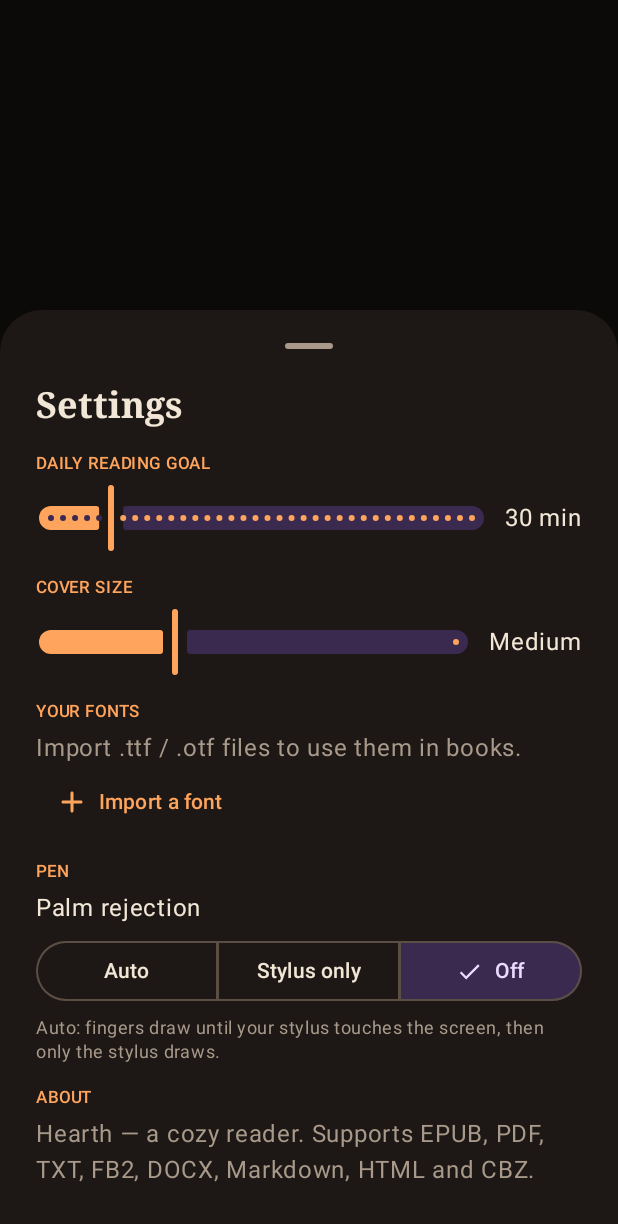
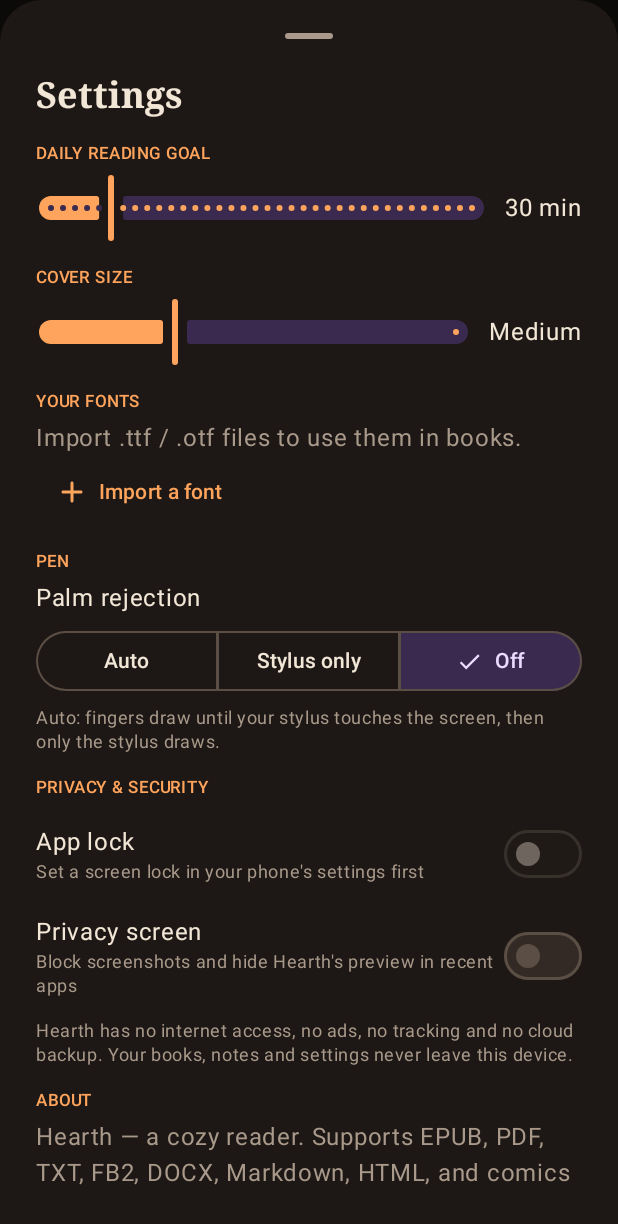
Before and after one commit to Epochiya/Hearth, an Android app built with Jetpack Compose: the composable AppSettingsSheet shown on its own in the app's theme, after a tap on "Off", on a phone screen of 412 x 824 dp. Shown: the top 1224 px of the screen. Run offline under Robolectric (Android 15) with nearby library versions, the phone set to English and light mode, and no system bars; network calls fail; 2 other taps on this screen came first.

Commit message:
Privacy lockdown, app lock, privacy screen; comic page order + HEIC/AVIF
- No cloud backup or device-to-device transfer of any app data
- WebView metrics and Safe Browsing lookups off (app has no internet permission)
- Optional app lock (fingerprint / face / PIN via the system prompt)
- Optional privacy screen (FLAG_SECURE: no screenshots, hidden in recents)
- Comics: switch page order between smart A-Z and date modified; keep zip dates
- Comics: accept HEIC/HEIF/AVIF pages

Co-Authored-By: Claude Opus 5.5 <noreply@anthropic.com>
Claude-Session: https://claude.ai/code/session_013WKvUS5hFqrJeUusZ9VD7Y

```diff
--- a/app/src/main/java/com/clockedbit/hearth/data/Models.kt
+++ b/app/src/main/java/com/clockedbit/hearth/data/Models.kt
@@ -37,13 +37,14 @@ data class Book(
     val readingMs: Long = 0L,
     val zoom: Float = 1f,
     val zoomLock: Boolean = false,
+    val pageSort: Int = 0,       // comics: 0 = name (smart A–Z), 1 = date modified
 ) {
     fun toJson(): JSONObject = JSONObject().apply {
         put("id", id); put("title", title); put("author", author); put("format", format.name)
         put("cover", cover ?: ""); put("addedAt", addedAt); put("lastOpened", lastOpened)
         put("progress", progress.toDouble()); put("position", position); put("pageCount", pageCount)
         put("favorite", favorite); put("finished", finished); put("readingMs", readingMs)
-        put("zoom", zoom.toDouble()); put("zoomLock", zoomLock)
+        put("zoom", zoom.toDouble()); put("zoomLock", zoomLock); put("pageSort", pageSort)
     }
 
     companion object {
@@ -63,6 +64,7 @@ data class Book(
             readingMs = o.optLong("readingMs"),
             zoom = o.optDouble("zoom", 1.0).toFloat(),
             zoomLock = o.optBoolean("zoomLock"),
+            pageSort = o.optInt("pageSort", 0),
         )
     }
 }
@@ -229,6 +231,8 @@ data class ReaderPrefs(
     val showClock: Boolean = true,
     val autoScrollSpeed: Float = 40f,
     val coverSize: Int = 148,
+    val appLock: Boolean = false,       // ask for fingerprint / PIN when opening Hearth
+    val privacyScreen: Boolean = false, // block screenshots and hide Hearth in recent apps
 ) {
     fun toJson(): JSONObject = JSONObject().apply {
         put("themeId", themeId); put("bg", bg); put("fg", fg); put("accent", accent)
@@ -244,6 +248,7 @@ data class ReaderPrefs(
         put("dailyGoalMin", dailyGoalMin); put("pageGap", pageGap); put("cropMargins", cropMargins)
         put("rtlPages", rtlPages); put("showStatus", showStatus); put("showClock", showClock)
         put("autoScrollSpeed", autoScrollSpeed.toDouble()); put("coverSize", coverSize)
+        put("appLock", appLock); put("privacyScreen", privacyScreen)
     }
 
     companion object {
@@ -287,6 +292,8 @@ data class ReaderPrefs(
                 showClock = o.optBoolean("showClock", d.showClock),
                 autoScrollSpeed = o.optDouble("autoScrollSpeed", d.autoScrollSpeed.toDouble()).toFloat(),
                 coverSize = o.optInt("coverSize", d.coverSize),
+                appLock = o.optBoolean("appLock", d.appLock),
+                privacyScreen = o.optBoolean("privacyScreen", d.privacyScreen),
             )
         }
     }
--- a/app/src/main/java/com/clockedbit/hearth/reader/ReaderScreen.kt
+++ b/app/src/main/java/com/clockedbit/hearth/reader/ReaderScreen.kt
@@ -887,6 +887,7 @@ fun ReaderScreen(bookId: String, onClose: () -> Unit) {
             },
             onShare = {
                 val t = "“${h.text.trim()}”\n— ${book0.title}" + if (h.note.isNotBlank()) "\n\n${h.note}" else ""
+                com.clockedbit.hearth.AppLock.skipNextLock = true
                 ctx.startActivity(Intent.createChooser(Intent(Intent.ACTION_SEND).setType("text/plain").putExtra(Intent.EXTRA_TEXT, t), "Share quote"))
             }
         )
--- a/app/src/main/java/com/clockedbit/hearth/ui/LibraryScreen.kt
+++ b/app/src/main/java/com/clockedbit/hearth/ui/LibraryScreen.kt
@@ -87,6 +87,7 @@ fun exportNotes(ctx: Context, book: Book) {
         putExtra(Intent.EXTRA_SUBJECT, "Notes — ${book.title}")
         putExtra(Intent.EXTRA_TEXT, sb.toString())
     }
+    com.clockedbit.hearth.AppLock.skipNextLock = true
     ctx.startActivity(Intent.createChooser(send, "Export notes"))
 }
 
@@ -139,7 +140,7 @@ fun LibraryScreen(onOpen: (String) -> Unit, snackbar: SnackbarHostState) {
             }
         }
     }
-    val addBooks = { launcher.launch(arrayOf("*/*")) }
+    val addBooks = { com.clockedbit.hearth.AppLock.skipNextLock = true; launcher.launch(arrayOf("*/*")) }
 
     val shown = remember(books, query, filter, sort) {
         var l = books.asSequence()
@@ -286,8 +287,16 @@ fun LibraryScreen(onOpen: (String) -> Unit, snackbar: SnackbarHostState) {
                     Store.updateBook(b.id) { if (it.finished) it.copy(finished = false) else it.copy(finished = true, progress = 1f) }
                     menuBook = null
                 }
+                if (b.format == BookFormat.CBZ) {
+                    SheetAction(Icons.AutoMirrored.Rounded.Sort,
+                        if (b.pageSort == 1) "Page order: Date modified (tap for A–Z)" else "Page order: A–Z (tap for Date modified)") {
+                        val next = if (b.pageSort == 1) 0 else 1
+                        menuBook = null
+                        scope.launch(kotlinx.coroutines.Dispatchers.IO) { Importer.resortComic(b.id, next) }
+                    }
+                }
                 SheetAction(Icons.Rounded.Edit, "Edit title & author") { editBook = b; menuBook = null }
-                SheetAction(Icons.Rounded.Share, "Export highlights & notes") { exportNotes(ctx, b); menuBook = null }
+                SheetAction(Icons.Rounded.Share, "Export highlights & notes") { com.clockedbit.hearth.AppLock.skipNextLock = true; exportNotes(ctx, b); menuBook = null }
                 SheetAction(Icons.Rounded.Delete, "Remove from library", danger = true) { deleteBook = b; menuBook = null }
             }
         }
@@ -552,7 +561,7 @@ private fun AppSettingsSheet(onDismiss: () -> Unit, snackbar: SnackbarHostState)
                     IconButton({ f.delete(); fonts = Store.customFonts() }) { Icon(Icons.Rounded.Delete, "Delete font") }
                 }
             }
-            TextButton({ fontPicker.launch(arrayOf("*/*")) }) {
+            TextButton({ com.clockedbit.hearth.AppLock.skipNextLock = true; fontPicker.launch(arrayOf("*/*")) }) {
                 Icon(Icons.Rounded.Add, null); Spacer(Modifier.width(6.dp)); Text("Import a font")
             }
             SectionLabel("Pen")
@@ -568,9 +577,36 @@ private fun AppSettingsSheet(onDismiss: () -> Unit, snackbar: SnackbarHostState)
                 style = MaterialTheme.typography.bodySmall, color = MaterialTheme.colorScheme.onSurfaceVariant,
                 modifier = Modifier.padding(top = 6.dp)
             )
+            SectionLabel("Privacy & security")
+            val secure = remember { com.clockedbit.hearth.AppLock.deviceIsSecure(ctx) }
+            PrivacySwitch("App lock",
+                if (secure) "Ask for your fingerprint, face or PIN every time Hearth opens"
+                else "Set a screen lock in your phone's settings first",
+                prefs.appLock, enabled = secure) { v -> Store.updatePrefs { it.copy(appLock = v) } }
+            PrivacySwitch("Privacy screen", "Block screenshots and hide Hearth's preview in recent apps",
+                prefs.privacyScreen) { v -> Store.updatePrefs { it.copy(privacyScreen = v) } }
+            Text(
+                "Hearth has no internet access, no ads, no tracking and no cloud backup. Your books, notes and settings never leave this device.",
+                style = MaterialTheme.typography.bodySmall, color = MaterialTheme.colorScheme.onSurfaceVariant,
+                modifier = Modifier.padding(top = 6.dp)
+            )
             SectionLabel("About")
-            Text("Hearth — a cozy reader. Supports EPUB, PDF, TXT, FB2, DOCX, Markdown, HTML and CBZ.",
+            Text("Hearth — a cozy reader. Supports EPUB, PDF, TXT, FB2, DOCX, Markdown, HTML, and comics (CBZ or a ZIP of images).",
                 color = MaterialTheme.colorScheme.onSurfaceVariant)
         }
     }
 }
+
+@Composable
+private fun PrivacySwitch(title: String, sub: String, checked: Boolean, enabled: Boolean = true, onChange: (Boolean) -> Unit) {
+    Row(
+        Modifier.fillMaxWidth().clip(RoundedCornerShape(14.dp)).clickable(enabled = enabled) { onChange(!checked) }.padding(vertical = 8.dp),
+        verticalAlignment = Alignment.CenterVertically
+    ) {
+        Column(Modifier.weight(1f)) {
+            Text(title, style = MaterialTheme.typography.bodyLarge)
+            Text(sub, style = MaterialTheme.typography.bodySmall, color = MaterialTheme.colorScheme.onSurfaceVariant)
+        }
+        Switch(checked && enabled, onChange, enabled = enabled)
+    }
+}
```
Also changed, not shown: app/src/main/AndroidManifest.xml (+10 -1 lines), app/src/main/java/com/clockedbit/hearth/AppLock.kt (added, +39 -0 lines), app/src/main/java/com/clockedbit/hearth/MainActivity.kt (+72 -2 lines), app/src/main/java/com/clockedbit/hearth/data/Importer.kt (+21 -3 lines), app/src/main/res/xml/data_extraction_rules.xml (added, +18 -0 lines), 1 other file.
